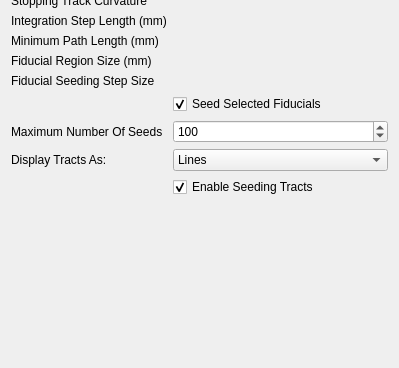
This is QTModules/TractographyFiducialSeeding/Resources/UI/qSlicerTractographyFiducialSeedingModule.ui in gezidan/Slicer as Qt 5 draws it before an edit; both pictures show x 0 to 399 and y 177 to 545 of the 399 by 545 pixel window. The edited form follows.
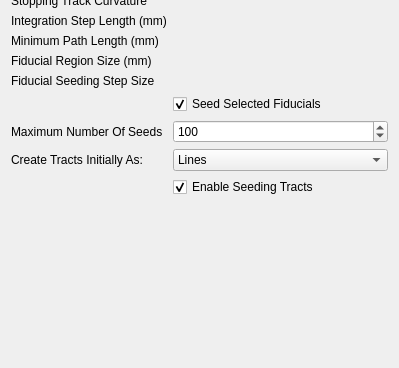
This is the edited form. Custom widgets are drawn as their Qt base class.

Commit message: BUG_FIXED: 1381. Fixed tractography seeding line/tube setting

What changed in the file:
```diff
--- a/QTModules/TractographyFiducialSeeding/Resources/UI/qSlicerTractographyFiducialSeedingModule.ui
+++ b/QTModules/TractographyFiducialSeeding/Resources/UI/qSlicerTractographyFiducialSeedingModule.ui
@@ -262,7 +262,7 @@
    <item row="13" column="0">
     <widget class="QLabel" name="label_13">
      <property name="text">
-      <string>Display Tracts As:</string>
+      <string>Create Tracts Initially As:</string>
      </property>
     </widget>
    </item>
```
The commit also changes 1 other file.
